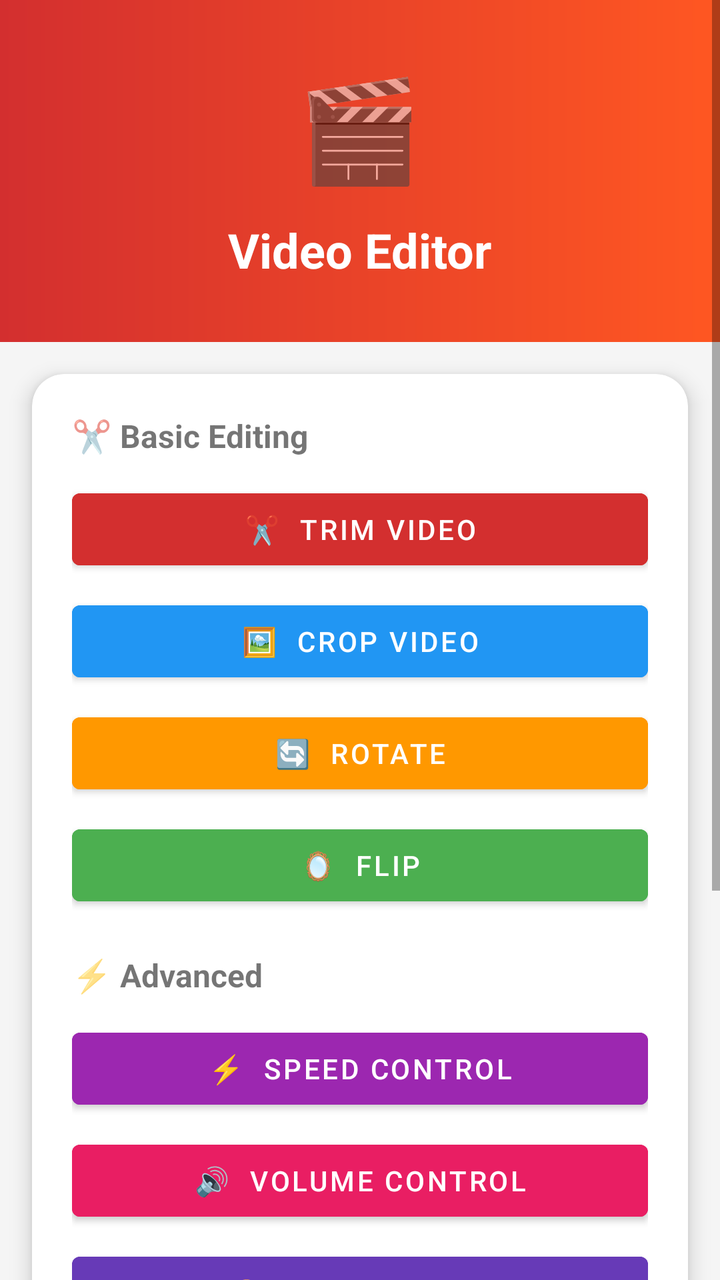
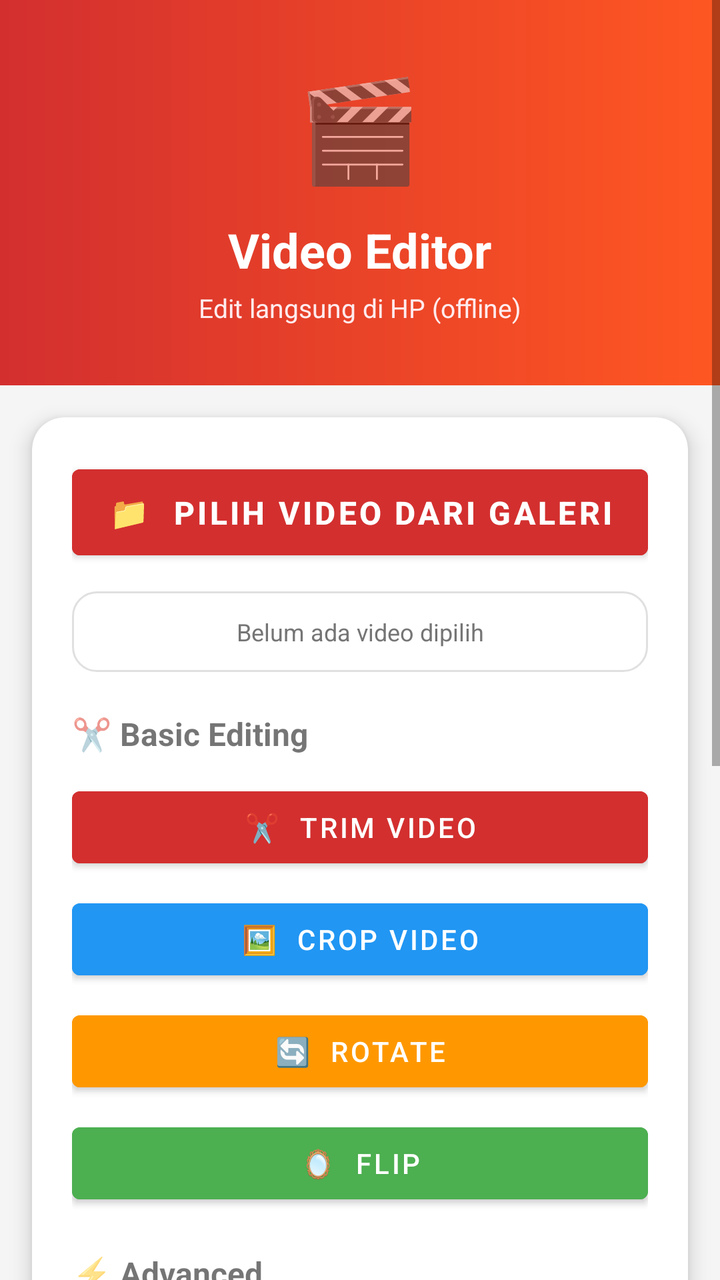

The first picture is an Android layout as it rendered before a commit; the second is the same layout after the commit. The layout source and the unified diff follow.
<!-- AndroidManifest.xml: application theme Theme.YadPipeline -->
<!-- res/layout/activity_video_editor.xml -->
<?xml version="1.0" encoding="utf-8"?>
<ScrollView xmlns:android="http://schemas.android.com/apk/res/android"
    android:layout_width="match_parent"
    android:layout_height="match_parent"
    android:background="@color/bg_light">

    <LinearLayout
        android:layout_width="match_parent"
        android:layout_height="wrap_content"
        android:orientation="vertical">

        <LinearLayout
            android:layout_width="match_parent"
            android:layout_height="wrap_content"
            android:orientation="vertical"
            android:background="@drawable/header_gradient"
            android:padding="30dp"
            android:gravity="center">

            <TextView
                android:layout_width="wrap_content"
                android:layout_height="wrap_content"
                android:text="🎬"
                android:textSize="50sp" />

            <TextView
                android:layout_width="wrap_content"
                android:layout_height="wrap_content"
                android:text="Video Editor"
                android:textSize="24sp"
                android:textStyle="bold"
                android:textColor="#FFFFFF"
                android:layout_marginTop="12dp" />
        </LinearLayout>

        <androidx.cardview.widget.CardView
            xmlns:app="http://schemas.android.com/apk/res-auto"
            android:layout_width="match_parent"
            android:layout_height="wrap_content"
            android:layout_margin="16dp"
            app:cardCornerRadius="16dp"
            app:cardElevation="6dp">

            <LinearLayout
                android:layout_width="match_parent"
                android:layout_height="wrap_content"
                android:orientation="vertical"
                android:padding="20dp">

                <TextView android:layout_width="wrap_content" android:layout_height="wrap_content"
                    android:text="✂️ Basic Editing" android:textSize="16sp"
                    android:textStyle="bold" android:layout_marginBottom="12dp" />

                <Button android:id="@+id/btnTrim"
                    android:layout_width="match_parent" android:layout_height="wrap_content"
                    android:text="✂️  Trim Video"
                    android:backgroundTint="@color/brand_primary" android:textColor="#FFFFFF" />

                <Button android:id="@+id/btnCrop"
                    android:layout_width="match_parent" android:layout_height="wrap_content"
                    android:text="🖼️  Crop Video"
                    android:backgroundTint="@color/info" android:textColor="#FFFFFF"
                    android:layout_marginTop="8dp" />

                <Button android:id="@+id/btnRotate"
                    android:layout_width="match_parent" android:layout_height="wrap_content"
                    android:text="🔄  Rotate"
                    android:backgroundTint="@color/warning" android:textColor="#FFFFFF"
                    android:layout_marginTop="8dp" />

                <Button android:id="@+id/btnFlip"
                    android:layout_width="match_parent" android:layout_height="wrap_content"
                    android:text="🪞  Flip"
                    android:backgroundTint="@color/success" android:textColor="#FFFFFF"
                    android:layout_marginTop="8dp" />

                <TextView android:layout_width="wrap_content" android:layout_height="wrap_content"
                    android:text="⚡ Advanced" android:textSize="16sp"
                    android:textStyle="bold" android:layout_marginTop="20dp"
                    android:layout_marginBottom="12dp" />

                <Button android:id="@+id/btnSpeed"
                    android:layout_width="match_parent" android:layout_height="wrap_content"
                    android:text="⚡  Speed Control"
                    android:backgroundTint="@color/purple" android:textColor="#FFFFFF" />

                <Button android:id="@+id/btnVolume"
                    android:layout_width="match_parent" android:layout_height="wrap_content"
                    android:text="🔊  Volume Control"
                    android:backgroundTint="#E91E63" android:textColor="#FFFFFF"
                    android:layout_marginTop="8dp" />

                <Button android:id="@+id/btnFilter"
                    android:layout_width="match_parent" android:layout_height="wrap_content"
                    android:text="🎨  Video Filter"
                    android:backgroundTint="#673AB7" android:textColor="#FFFFFF"
                    android:layout_marginTop="8dp" />

                <TextView android:layout_width="wrap_content" android:layout_height="wrap_content"
                    android:text="📦 Convert &amp; Optimize" android:textSize="16sp"
                    android:textStyle="bold" android:layout_marginTop="20dp"
                    android:layout_marginBottom="12dp" />

                <Button android:id="@+id/btnExtractAudio"
                    android:layout_width="match_parent" android:layout_height="wrap_content"
                    android:text="🎵  Extract Audio"
                    android:backgroundTint="#009688" android:textColor="#FFFFFF" />

                <Button android:id="@+id/btnCompress"
                    android:layout_width="match_parent" android:layout_height="wrap_content"
                    android:text="📦  Compress Video"
                    android:backgroundTint="#FF5722" android:textColor="#FFFFFF"
                    android:layout_marginTop="8dp" />

                <Button android:id="@+id/btnConvertFormat"
                    android:layout_width="match_parent" android:layout_height="wrap_content"
                    android:text="🔄  Convert Format"
                    android:backgroundTint="#3F51B5" android:textColor="#FFFFFF"
                    android:layout_marginTop="8dp" />
            </LinearLayout>
        </androidx.cardview.widget.CardView>
    </LinearLayout>
</ScrollView>
<!-- resources referenced by this layout -->
<resources>
  <color name="bg_light">#F5F5F5</color>
  <color name="brand_primary">#D32F2F</color>
  <color name="info">#2196F3</color>
  <color name="purple">#9C27B0</color>
  <color name="success">#4CAF50</color>
  <color name="warning">#FF9800</color>
  <!-- drawable header_gradient (drawable) -->
  <?xml version="1.0" encoding="utf-8"?>
  <shape xmlns:android="http://schemas.android.com/apk/res/android">
      <gradient
          android:angle="0"
          android:startColor="#D32F2F"
          android:endColor="#FF5722"
          android:type="linear" />
  </shape>
  <style name="Theme.YadPipeline" parent="Theme.MaterialComponents.DayNight.NoActionBar">
          <item name="colorPrimary">@color/brand_primary</item>
          <item name="colorAccent">@color/brand_accent</item>
          <item name="android:windowBackground">@color/bg_light</item>
          <item name="android:statusBarColor">@color/brand_dark</item>
      </style>
  <color name="brand_accent">#FFC107</color>
  <color name="brand_dark">#9A0007</color>
</resources>

<!-- the commit's change to res/layout/activity_video_editor.xml (unified diff, before → after) -->
@@ -1,5 +1,6 @@
 <?xml version="1.0" encoding="utf-8"?>
 <ScrollView xmlns:android="http://schemas.android.com/apk/res/android"
+    xmlns:app="http://schemas.android.com/apk/res-auto"
     android:layout_width="match_parent"
     android:layout_height="match_parent"
     android:background="@color/bg_light">
@@ -31,10 +32,18 @@
                 android:textStyle="bold"
                 android:textColor="#FFFFFF"
                 android:layout_marginTop="12dp" />
+
+            <TextView
+                android:layout_width="wrap_content"
+                android:layout_height="wrap_content"
+                android:text="Edit langsung di HP (offline)"
+                android:textSize="13sp"
+                android:textColor="#FFEBEE"
+                android:layout_marginTop="4dp" />
         </LinearLayout>
 
+        
         <androidx.cardview.widget.CardView
-            xmlns:app="http://schemas.android.com/apk/res-auto"
             android:layout_width="match_parent"
             android:layout_height="wrap_content"
             android:layout_margin="16dp"
@@ -47,9 +56,35 @@
                 android:orientation="vertical"
                 android:padding="20dp">
 
-                <TextView android:layout_width="wrap_content" android:layout_height="wrap_content"
-                    android:text="✂️ Basic Editing" android:textSize="16sp"
-                    android:textStyle="bold" android:layout_marginBottom="12dp" />
+                <Button android:id="@+id/btnSelectVideo"
+                    android:layout_width="match_parent"
+                    android:layout_height="55dp"
+                    android:text="📁  Pilih Video dari Galeri"
+                    android:textSize="16sp"
+                    android:textStyle="bold"
+                    android:backgroundTint="@color/brand_primary"
+                    android:textColor="#FFFFFF" />
+
+                <TextView android:id="@+id/tvSelectedVideo"
+                    android:layout_width="match_parent"
+                    android:layout_height="wrap_content"
+                    android:text="Belum ada video dipilih"
+                    android:textSize="12sp"
+                    android:textColor="@color/text_secondary"
+                    android:padding="12dp"
+                    android:background="@drawable/card_bg"
+                    android:layout_marginTop="12dp"
+                    android:gravity="center" />
+
+                
+                <TextView
+                    android:layout_width="match_parent"
+                    android:layout_height="wrap_content"
+                    android:text="✂️ Basic Editing"
+                    android:textSize="16sp"
+                    android:textStyle="bold"
+                    android:layout_marginTop="20dp"
+                    android:layout_marginBottom="12dp" />
 
                 <Button android:id="@+id/btnTrim"
                     android:layout_width="match_parent" android:layout_height="wrap_content"
@@ -74,9 +109,14 @@
                     android:backgroundTint="@color/success" android:textColor="#FFFFFF"
                     android:layout_marginTop="8dp" />
 
-                <TextView android:layout_width="wrap_content" android:layout_height="wrap_content"
-                    android:text="⚡ Advanced" android:textSize="16sp"
-                    android:textStyle="bold" android:layout_marginTop="20dp"
+                
+                <TextView
+                    android:layout_width="match_parent"
+                    android:layout_height="wrap_content"
+                    android:text="⚡ Advanced"
+                    android:textSize="16sp"
+                    android:textStyle="bold"
+                    android:layout_marginTop="20dp"
                     android:layout_marginBottom="12dp" />
 
                 <Button android:id="@+id/btnSpeed"
@@ -96,14 +136,19 @@
                     android:backgroundTint="#673AB7" android:textColor="#FFFFFF"
                     android:layout_marginTop="8dp" />
 
-                <TextView android:layout_width="wrap_content" android:layout_height="wrap_content"
-                    android:text="📦 Convert &amp; Optimize" android:textSize="16sp"
-                    android:textStyle="bold" android:layout_marginTop="20dp"
+                
+                <TextView
+                    android:layout_width="match_parent"
+                    android:layout_height="wrap_content"
+                    android:text="📦 Convert &amp; Optimize"
+                    android:textSize="16sp"
+                    android:textStyle="bold"
+                    android:layout_marginTop="20dp"
                     android:layout_marginBottom="12dp" />
 
                 <Button android:id="@+id/btnExtractAudio"
                     android:layout_width="match_parent" android:layout_height="wrap_content"
-                    android:text="🎵  Extract Audio"
+                    android:text="🎵  Extract Audio (MP3)"
                     android:backgroundTint="#009688" android:textColor="#FFFFFF" />
 
                 <Button android:id="@+id/btnCompress"
<!-- resource entries referenced after the edit -->
@@ -5,7 +5,15 @@
   <color name="info">#2196F3</color>
   <color name="purple">#9C27B0</color>
   <color name="success">#4CAF50</color>
+  <color name="text_secondary">#757575</color>
   <color name="warning">#FF9800</color>
+  <!-- drawable card_bg (drawable) -->
+  <?xml version="1.0" encoding="utf-8"?>
+  <shape xmlns:android="http://schemas.android.com/apk/res/android">
+      <solid android:color="#FFFFFF" />
+      <corners android:radius="12dp" />
+      <stroke android:width="1dp" android:color="#E0E0E0" />
+  </shape>
   <!-- drawable header_gradient (drawable) -->
   <?xml version="1.0" encoding="utf-8"?>
   <shape xmlns:android="http://schemas.android.com/apk/res/android">
